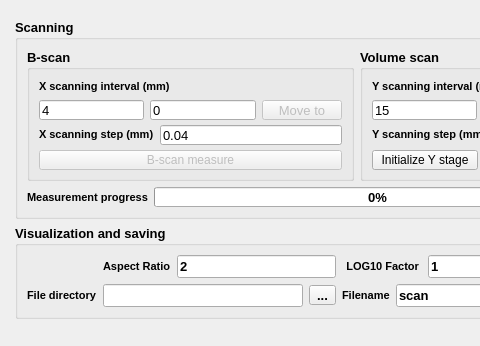
Old version of the form uis/design_gui.ui in the repository werefkin/oct-python-gui; both pictures show x 0 to 480 and y 554 to 900 of the 1280 by 900 pixel window.
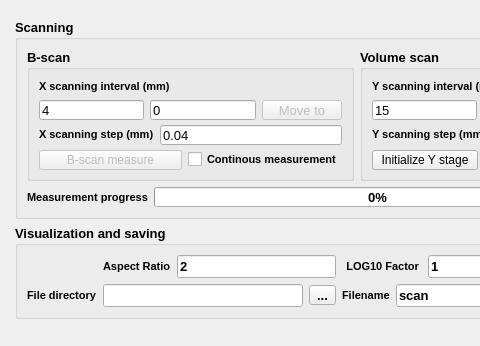
New version of the form. Icons and pictures are not drawn. Custom widgets are drawn as their Qt base class.

The edit to the form file:
```diff
--- a/uis/design_gui.ui
+++ b/uis/design_gui.ui
@@ -629,6 +629,8 @@
                  </layout>
                 </item>
                 <item>
+                 <layout class="QHBoxLayout" name="horizontalLayout_bscan_buttons">
+                  <item>
                  <widget class="QPushButton" name="Bscan_MeasureButton">
                   <property name="enabled">
                    <bool>false</bool>
@@ -692,6 +694,20 @@
                    <bool>false</bool>
                   </property>
                  </widget>
+                  </item>
+                  <item>
+                   <widget class="QCheckBox" name="ContinousBscancheckBox">
+                    <property name="font">
+                     <font>
+                      <pointsize>8</pointsize>
+                     </font>
+                    </property>
+                    <property name="text">
+                     <string>Continous measurement</string>
+                    </property>
+                   </widget>
+                  </item>
+                 </layout>
                 </item>
                </layout>
               </item>
```
Lines whose indentation alone changed are shown as unchanged.
